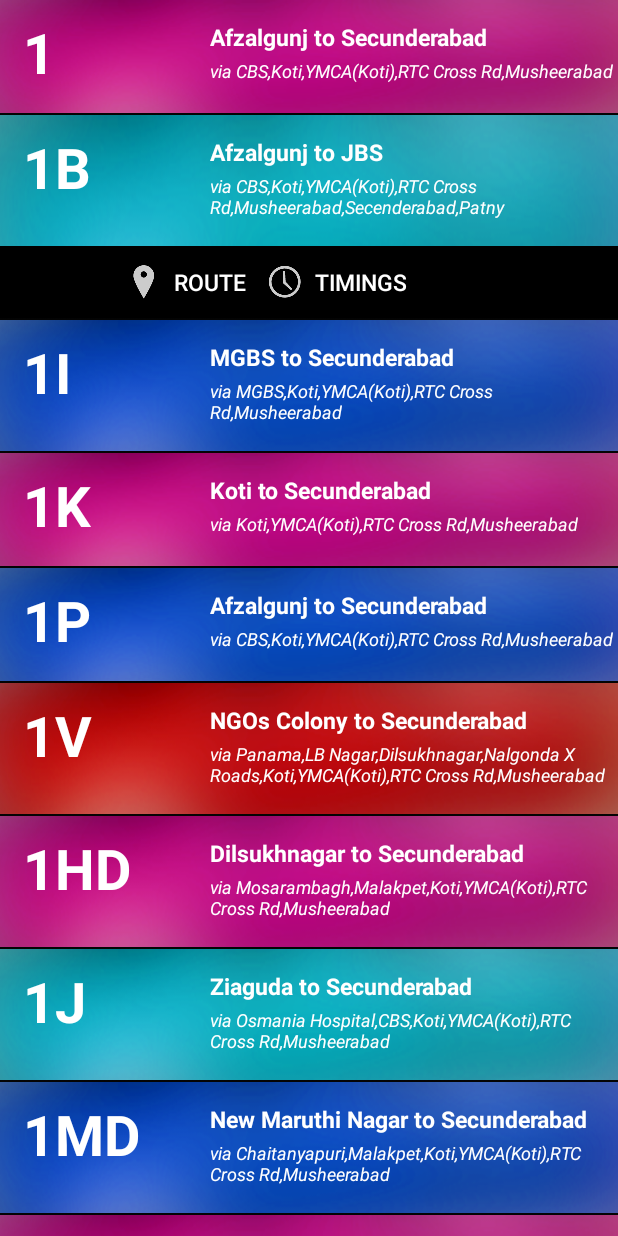
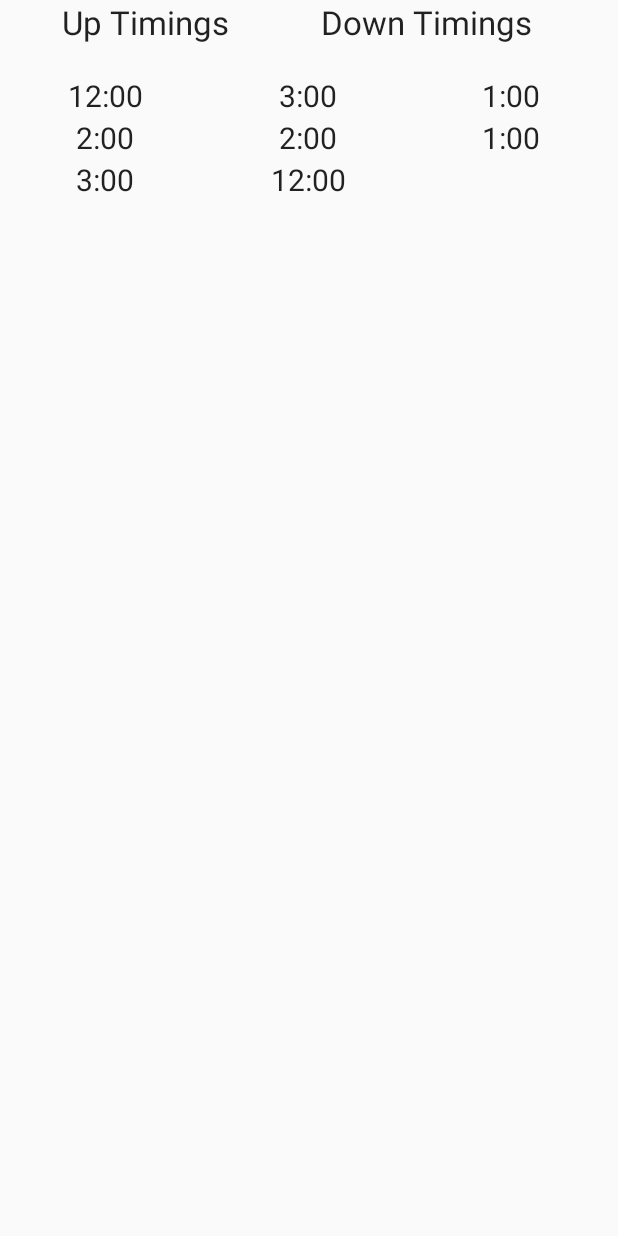
Before and after one commit to Nagamalleswarrao/BusMapping, an Android app: the screen it shows after launch (MainActivity before the commit, TimingsActivity after it), after a tap on "TIMINGS", on a phone screen of 412 x 824 dp. Run offline under Robolectric (Android 15) with nearby library versions, the phone set to English and light mode, and no system bars; 1 statement that could not run was skipped; 2 other taps on this screen came first.

Commit message:
Added timings feature

```diff
--- a/BusMapping/src/main/java/com/creative/busmapping/Activities/MainActivity.java
+++ b/BusMapping/src/main/java/com/creative/busmapping/Activities/MainActivity.java
@@ -33,6 +33,7 @@ public class MainActivity extends Activity {
             public void onItemClick(AdapterView<?> adapterView, View view, final int position, long l) {
                 View view1 = view.findViewById(R.id.parent);
                 Button buttRoute = (Button)view.findViewById(R.id.buttRoute);
+                Button buttTimings = (Button)view.findViewById(R.id.buttTimings);
 
                 final View view2 = view.findViewById(R.id.child);
                 view2.setVisibility(View.VISIBLE);
@@ -53,13 +54,13 @@ public class MainActivity extends Activity {
                     public void onClick(View view) {
                         coordinatesList = new ArrayList<Double>();
                         busInfoList = new ArrayList<String>();
-                        String[] busNumbers = getResources().getStringArray(R.array.busNumbers);
-                        String[] busRoutes = getResources().getStringArray(R.array.busRoutes);
-                        String[] viaRoutes = getResources().getStringArray(R.array.viaRoutes);
-                        String[] frmLat = getResources().getStringArray(R.array.fromLatitude);
-                        String[] frmLng = getResources().getStringArray(R.array.fromLongitude);
-                        String[] toLat = getResources().getStringArray(R.array.toLatitude);
-                        String[] toLng = getResources().getStringArray(R.array.toLongitude);
+                        String[] busNumbers = getResources().getStringArray(R.array.bus_numbers);
+                        String[] busRoutes = getResources().getStringArray(R.array.bus_routes);
+                        String[] viaRoutes = getResources().getStringArray(R.array.via_routes);
+                        String[] frmLat = getResources().getStringArray(R.array.from_latitude);
+                        String[] frmLng = getResources().getStringArray(R.array.from_longitude);
+                        String[] toLat = getResources().getStringArray(R.array.to_latitude);
+                        String[] toLng = getResources().getStringArray(R.array.to_longitude);
 
                         double[] frmDoubleLat = new double[frmLat.length];
                         double[] frmDoubleLng = new double[frmLat.length];
@@ -91,6 +92,13 @@ public class MainActivity extends Activity {
                     }
                 });
 
+                buttTimings.setOnClickListener(new View.OnClickListener() {
+                    @Override
+                    public void onClick(View view) {
+                        Intent intent = new Intent(MainActivity.this,TimingsActivity.class);
+                        startActivity(intent);
+                    }
+                });
             }
         });
     }
@@ -98,14 +106,6 @@ public class MainActivity extends Activity {
     public void openMap(){
         Intent intent = new Intent(MainActivity.this, MapActivity.class);
         startActivity(intent);
-    }
-
-    public void onClick(View view){
-        int id = view.getId();
-        switch (id){
-            case R.id.buttTimings:
-                break;
-        }
     }
 
     public boolean onCreateOptionsMenu(Menu menu) {
--- /dev/null
+++ b/BusMapping/src/main/java/com/creative/busmapping/Activities/TimingsActivity.java
@@ -0,0 +1,27 @@
+package com.creative.busmapping.Activities;
+
+import android.app.ActionBar;
+import android.app.Activity;
+import android.os.Bundle;
+import android.widget.GridView;
+
+import com.creative.busmapping.GridViewAdapter;
+import com.creative.busmapping.R;
+
+/**
+ * Created by Eshwar on 12/29/13.
+ */
+public class TimingsActivity extends Activity {
+
+    GridView gridView;
+    @Override
+    protected void onCreate(Bundle savedInstanceState) {
+        super.onCreate(savedInstanceState);
+        setContentView(R.layout.timings_info);
+        gridView = (GridView) findViewById(R.id.gridView);
+        gridView.setAdapter(new GridViewAdapter(this));
+
+        ActionBar actionBar = getActionBar();
+        actionBar.setDisplayHomeAsUpEnabled(true);
+    }
+}
--- /dev/null
+++ b/BusMapping/src/main/java/com/creative/busmapping/GridViewAdapter.java
@@ -0,0 +1,56 @@
+package com.creative.busmapping;
+
+import android.content.Context;
+import android.content.res.Resources;
+import android.view.LayoutInflater;
+import android.view.View;
+import android.view.ViewGroup;
+import android.widget.BaseAdapter;
+import android.widget.TextView;
+
+import java.util.ArrayList;
+
+/**
+ * Created by Eshwar on 12/29/13.
+ */
+public class GridViewAdapter extends BaseAdapter{
+
+    Context context;
+    ArrayList<String> arrayList;
+    public GridViewAdapter(Context context)
+    {
+        this.context=context;
+        arrayList = new ArrayList<String>();
+        Resources res = context.getResources();
+        String[] timings = res.getStringArray(R.array.timings);
+
+        for(int i=0;i<timings.length;i++)
+        {
+            arrayList.add(timings[i]);
+        }
+    }
+    @Override
+    public int getCount() {
+        return arrayList.size();
+    }
+
+    @Override
+    public Object getItem(int i) {
+        return arrayList.get(i);
+    }
+
+    @Override
+    public long getItemId(int i) {
+        return i;
+    }
+
+    @Override
+    public View getView(int i, View view, ViewGroup viewGroup) {
+        LayoutInflater inflater = (LayoutInflater) context.getSystemService(Context.LAYOUT_INFLATER_SERVICE);
+        View grid = inflater.inflate(R.layout.single_grid,viewGroup,false);
+        TextView timings = (TextView) grid.findViewById(R.id.timing_text);
+
+        timings.setText(arrayList.get(i));
+        return grid;
+    }
+}
--- a/BusMapping/src/main/java/com/creative/busmapping/ListViewAdapter.java
+++ b/BusMapping/src/main/java/com/creative/busmapping/ListViewAdapter.java
@@ -22,9 +22,9 @@ public class ListViewAdapter extends BaseAdapter {
         context = c;
         list = new ArrayList<SingleRow>();
         Resources res = c.getResources();
-        String[] busNumbers = res.getStringArray(R.array.busNumbers);
-        String[] busRoutes = res.getStringArray(R.array.busRoutes);
-        String[] viaRoutes = res.getStringArray(R.array.viaRoutes);
+        String[] busNumbers = res.getStringArray(R.array.bus_numbers);
+        String[] busRoutes = res.getStringArray(R.array.bus_routes);
+        String[] viaRoutes = res.getStringArray(R.array.via_routes);
 
         for(int i=0;i<busNumbers.length;i++)
         {
--- /dev/null
+++ b/BusMapping/src/main/res/layout/single_grid.xml
@@ -0,0 +1,16 @@
+<?xml version="1.0" encoding="utf-8"?>
+
+<RelativeLayout xmlns:android="http://schemas.android.com/apk/res/android"
+    android:orientation="vertical" android:layout_width="match_parent"
+    android:layout_height="match_parent">
+
+    <TextView
+        android:layout_width="wrap_content"
+        android:layout_height="wrap_content"
+        android:textAppearance="?android:attr/textAppearanceLarge"
+        android:text="12:00"
+        android:textSize="20dp"
+        android:id="@+id/timing_text"
+        android:layout_centerVertical="true"
+        android:layout_centerHorizontal="true" />
+</RelativeLayout>
--- /dev/null
+++ b/BusMapping/src/main/res/layout/timings_info.xml
@@ -0,0 +1,39 @@
+<?xml version="1.0" encoding="utf-8"?>
+<RelativeLayout
+    xmlns:android="http://schemas.android.com/apk/res/android"
+    android:layout_width="match_parent"
+    android:layout_height="match_parent">
+    <GridView
+        android:layout_width="match_parent"
+        android:layout_height="wrap_content"
+        android:id="@+id/gridView"
+        android:numColumns="auto_fit"
+        android:horizontalSpacing="1dp"
+        android:verticalSpacing="1dp"
+        android:layout_alignParentLeft="true"
+        android:columnWidth="130dp"
+        android:stretchMode="spacingWidthUniform"
+        android:layout_marginTop="50dp">
+    </GridView>
+
+    <TextView
+        android:layout_width="wrap_content"
+        android:layout_height="wrap_content"
+        android:textAppearance="?android:attr/textAppearanceLarge"
+        android:text="Up Timings"
+        android:id="@+id/textView"
+        android:layout_alignParentTop="true"
+        android:layout_alignParentLeft="true"
+        android:layout_alignParentStart="true"
+        android:layout_marginLeft="41dp" />
+
+    <TextView
+        android:layout_width="wrap_content"
+        android:layout_height="wrap_content"
+        android:textAppearance="?android:attr/textAppearanceLarge"
+        android:text="Down Timings"
+        android:id="@+id/textView2"
+        android:layout_alignParentTop="true"
+        android:layout_toRightOf="@+id/textView"
+        android:layout_marginLeft="61dp" />
+</RelativeLayout>
--- a/BusMapping/src/main/res/values/strings.xml
+++ b/BusMapping/src/main/res/values/strings.xml
@@ -5,7 +5,7 @@
     <string name="hello_world">Hello world!</string>
     <string name="action_settings">Settings</string>
 
-    <string-array name="busNumbers">
+    <string-array name="bus_numbers">
         <item>1</item>
         <item>1B</item>
         <item>1I</item>
@@ -42,7 +42,7 @@
         <!--<item></item>-->
         <!--<item></item>-->
     </string-array>
-    <string-array name="busRoutes">
+    <string-array name="bus_routes">
         <item>Afzalgunj to Secunderabad</item>
         <item>Afzalgunj to JBS</item>
         <item>MGBS to Secunderabad</item>
@@ -73,7 +73,7 @@
         <!--<item></item>-->
         <!--<item></item>-->
     </string-array>
-    <string-array name="viaRoutes">
+    <string-array name="via_routes">
         <item>via CBS,Koti,YMCA(Koti),RTC Cross Rd,Musheerabad</item>
         <item>via CBS,Koti,YMCA(Koti),RTC Cross Rd,Musheerabad,Secenderabad,Patny</item>
         <item>via MGBS,Koti,YMCA(Koti),RTC Cross Rd,Musheerabad</item>
@@ -105,8 +105,7 @@
         <!--<item>via </item>-->
         <!--<item>via </item>-->
     </string-array>
-
-    <string-array name="fromLatitude">
+    <string-array name="from_latitude">
         <item>17.373030800000000000</item>
         <item>17.373030800000000000</item>
         <item>17.378055000000000000</item>
@@ -138,8 +137,7 @@
         <!--<item></item>-->
         <!--<item></item>-->
     </string-array>
-
-    <string-array name="fromLongitude">
+    <string-array name="from_longitude">
         <item>78.476601000000070000</item>
         <item>78.476601000000070000</item>
         <item>78.484784399999970000</item>
@@ -171,8 +169,7 @@
         <!--<item></item>-->
         <!--<item></item>-->
     </string-array>
-
-    <string-array name="toLatitude">
+    <string-array name="to_latitude">
         <item>17.433258000000000000</item>
         <item>17.449164400000000000</item>
         <item>17.433258000000000000</item>
@@ -205,8 +202,7 @@
         <!--<item></item>-->
         <!--<item></item>-->
     </string-array>
-
-    <string-array name="toLongitude">
+    <string-array name="to_longitude">
         <item>78.502228000000060000</item>
         <item>78.496339199999970000</item>
         <item>78.502228000000060000</item>
@@ -239,6 +235,16 @@
         <!--<item></item>-->
         <!--<item></item>-->
     </string-array>
+    <string-array name="timings">
+        <item>12:00</item>
+        <item>3:00</item>
+        <item>1:00</item>
+        <item>2:00</item>
+        <item>2:00</item>
+        <item>1:00</item>
+        <item>3:00</item>
+        <item>12:00</item>
+    </string-array>
 
     <string name="title_activity_map_activity2">Current Location</string>
     <string name="title_activity_directions">Bus Route</string>
```
Also changed, not shown: BusMapping/src/main/AndroidManifest.xml (+9 -0 lines), BusMapping/src/main/java/com/creative/busmapping/Activities/BusInfoActivity.java (deleted, +0 -44 lines), BusMapping/src/main/res/layout/bus_info.xml (deleted, +0 -26 lines), 12 other files.
